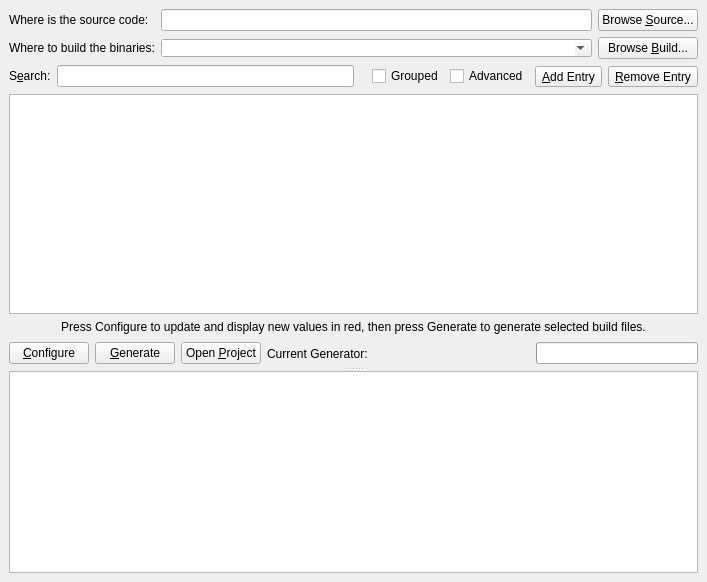
Old version of the form Source/QtDialog/CMakeSetupDialog.ui in the repository Kitware/CMake.
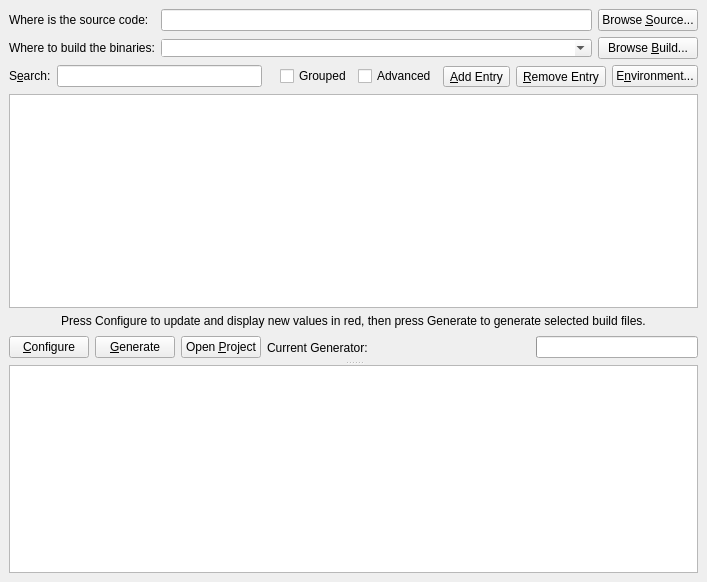
New version of the form. Icons and pictures are not drawn. Custom widgets are drawn as their Qt base class.

Commit message: CMake GUI: Add environment editor

The edit to the form file:
```diff
--- a/Source/QtDialog/CMakeSetupDialog.ui
+++ b/Source/QtDialog/CMakeSetupDialog.ui
@@ -191,6 +191,13 @@
            </property>
           </widget>
          </item>
+         <item>
+          <widget class="QPushButton" name="Environment">
+           <property name="text">
+            <string>E&amp;nvironment...</string>
+           </property>
+          </widget>
+         </item>
         </layout>
        </item>
        <item>
@@ -241,13 +248,13 @@
            </property>
           </widget>
          </item>
-          <item>
-            <widget class="QPushButton" name="OpenProjectButton">
-              <property name="text">
-                <string>Open &amp;Project</string>
-              </property>
-            </widget>
-          </item>
+         <item>
+          <widget class="QPushButton" name="OpenProjectButton">
+           <property name="text">
+            <string>Open &amp;Project</string>
+           </property>
+          </widget>
+         </item>
          <item>
           <widget class="QLabel" name="Generator">
            <property name="text">
```
Left out of the diff: 55 changed lines with no effect on the pictures. The commit also changes 16 other files.
